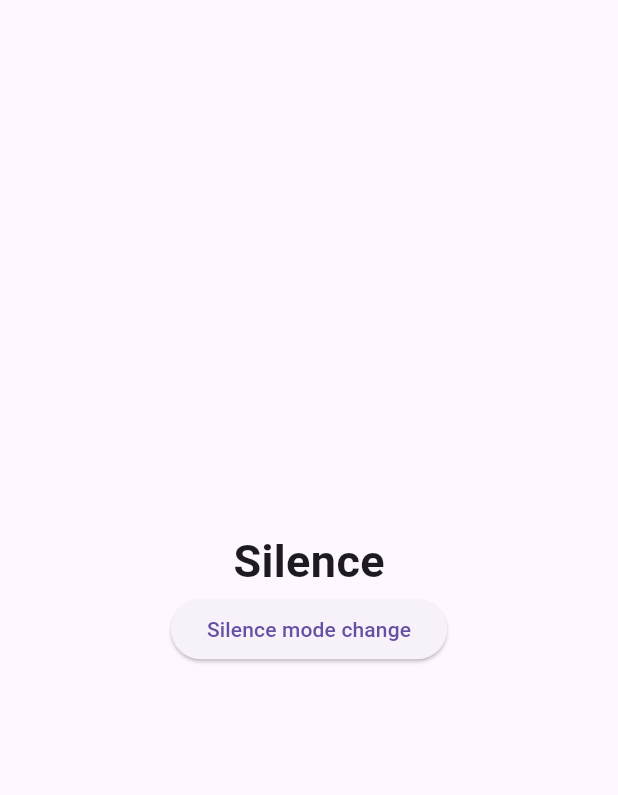
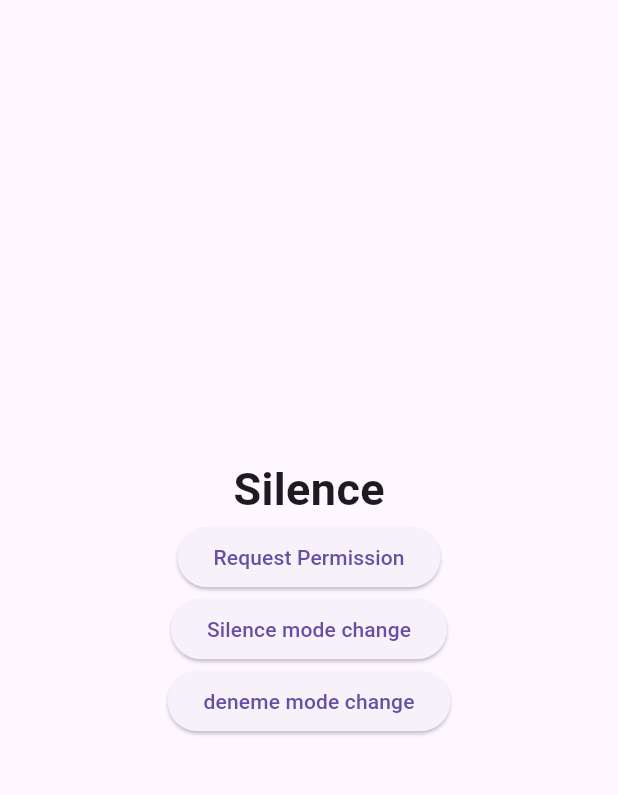
Before and after one commit to vexyverse/quiet-masjid, a Flutter app: the screen it shows after launch, after a tap on "Silence mode change", on a phone screen of 412 x 824 dp, the part 63-858 px from its top. Run offline on Flutter 3.47's test engine with Material 3 defaults, Android fonts, the light colour scheme and no system bars; missing offline and left inert: sound_mode.

Commit message:
quiet masjid

```diff
--- a/lib/features/silence/services/silence.dart
+++ b/lib/features/silence/services/silence.dart
@@ -1,31 +1,36 @@
-import 'package:flutter/services.dart';
-import 'package:audioplayers/audioplayers.dart';
+import 'package:sound_mode/sound_mode.dart';
+import 'package:sound_mode/utils/ringer_mode_statuses.dart';
 
 abstract class MosqueSoundControlStrategy {
-  void adjustVolume(AudioPlayer audioPlayer);
+  void adjustVolume(RingerModeStatus status);
 }
 
 class InMosqueSoundControlStrategy implements MosqueSoundControlStrategy {
   @override
-  void adjustVolume(AudioPlayer audioPlayer) {
-    audioPlayer.setVolume(0.0); // Silent in mosque
+  void adjustVolume(RingerModeStatus status) {
+    SoundMode.setSoundMode(RingerModeStatus.silent);
   }
 }
 
 class NormalSoundControlStrategy implements MosqueSoundControlStrategy {
   @override
-  void adjustVolume(AudioPlayer audioPlayer) {
-    audioPlayer.setVolume(100.0); // Normal volume level
+  void adjustVolume(RingerModeStatus status) {
+    SoundMode.setSoundMode(RingerModeStatus.normal);
   }
 }
 
 class MosqueSoundControl {
+  static final MosqueSoundControl _instance = MosqueSoundControl._internal();
+
+  factory MosqueSoundControl() {
+    return _instance;
+  }
+
+  MosqueSoundControl._internal();
   MosqueSoundControlStrategy? _strategy;
 
-  MosqueSoundControl(this._strategy);
-
-  void adjustSound(AudioPlayer audioPlayer) {
-    _strategy?.adjustVolume(audioPlayer);
+  void adjustSound(RingerModeStatus status) {
+    _strategy?.adjustVolume(RingerModeStatus.values[status.index]);
   }
 
   void setStrategy(MosqueSoundControlStrategy newStrategy) {
--- a/lib/features/silence/services/view/silence.dart
+++ /dev/null
@@ -1,28 +0,0 @@
-import "package:flutter/material.dart";
-
-//test for silence mod
-class SilenceView extends StatelessWidget {
-  const SilenceView({super.key});
-
-  @override
-  Widget build(BuildContext context) {
-    return Scaffold(
-      body: Center(
-        child: Column(
-          mainAxisAlignment: MainAxisAlignment.center,
-          children: <Widget>[
-            const Text(
-              'Silence',
-              style: TextStyle(
-                fontSize: 30,
-                fontWeight: FontWeight.bold,
-              ),
-            ),
-            ElevatedButton(
-                onPressed: () {}, child: const Text('Silence mode change')),
-          ],
-        ),
-      ),
-    );
-  }
-}
--- /dev/null
+++ b/lib/features/silence/view/silence.dart
@@ -0,0 +1,51 @@
+import "package:flutter/material.dart";
+import "package:quiet_masjid/features/silence/services/silence.dart";
+import "package:quiet_masjid/features/silence/view/silence_mixin.dart";
+
+//test for silence mod
+class SilenceView extends StatefulWidget {
+  const SilenceView({super.key});
+
+  @override
+  State<SilenceView> createState() => _SilenceViewState();
+}
+
+class _SilenceViewState extends State<SilenceView> with SilenceViewMixin {
+  @override
+  Widget build(BuildContext context) {
+    return Scaffold(
+      body: Center(
+        child: Column(
+          mainAxisAlignment: MainAxisAlignment.center,
+          children: <Widget>[
+            const Text(
+              'Silence',
+              style: TextStyle(
+                fontSize: 30,
+                fontWeight: FontWeight.bold,
+              ),
+            ),
+            ElevatedButton(
+              onPressed: () async {
+                permissionCheckRequest();
+              },
+              child: const Text('Request Permission'),
+            ),
+            ElevatedButton(
+              onPressed: () async {
+                setSilenceMode(InMosqueSoundControlStrategy());
+              },
+              child: const Text('Silence mode change'),
+            ),
+            ElevatedButton(
+              onPressed: () async {
+                deneme();
+              },
+              child: const Text('deneme mode change'),
+            ),
+          ],
+        ),
+      ),
+    );
+  }
+}
--- /dev/null
+++ b/lib/features/silence/view/silence_mixin.dart
@@ -0,0 +1,46 @@
+import 'package:flutter/material.dart';
+import 'package:flutter/services.dart';
+import 'package:quiet_masjid/features/silence/view/silence.dart';
+import 'package:quiet_masjid/features/silence/services/silence.dart';
+import 'package:sound_mode/permission_handler.dart';
+import 'package:sound_mode/sound_mode.dart';
+import 'package:sound_mode/utils/ringer_mode_statuses.dart';
+
+mixin SilenceViewMixin on State<SilenceView> {
+  MosqueSoundControlStrategy? _strategy;
+
+  @override
+  void initState() {
+    super.initState();
+    _strategy = NormalSoundControlStrategy(); // Initial strategy
+  }
+
+  void permissionCheckRequest() async {
+    bool? isGranted = await PermissionHandler.permissionsGranted;
+
+    if (isGranted != null && !isGranted) {
+      // Opens the Do Not Disturb Access settings to grant the access
+      await PermissionHandler.openDoNotDisturbSetting();
+    }
+  }
+
+// Handle Platform Exceptions for devices running above Android 6.0
+  Future<void> deneme() async {
+    try {
+      await SoundMode.setSoundMode(RingerModeStatus.silent);
+    } on PlatformException {
+      print('Please enable permissions required');
+    }
+  }
+
+  Future<void> setSilenceMode(MosqueSoundControlStrategy strategy) async {
+    setState(() {
+      _strategy = strategy;
+      MosqueSoundControl().setStrategy(strategy); // Update singleton strategy
+      MosqueSoundControl().adjustSound(RingerModeStatus.silent);
+    });
+  }
+
+  // You can optionally expose a getter for the current strategy
+  MosqueSoundControlStrategy? get currentStrategy => _strategy;
+}
--- a/lib/main.dart
+++ b/lib/main.dart
@@ -1,5 +1,5 @@
 import 'package:flutter/material.dart';
-import 'package:quiet_masjid/features/silence/services/view/silence.dart';
+import 'package:quiet_masjid/features/silence/view/silence.dart';
 
 void main() => runApp(const MyApp());
 
--- a/pubspec.yaml
+++ b/pubspec.yaml
@@ -35,7 +35,7 @@ dependencies:
   # The following adds the Cupertino Icons font to your application.
   # Use with the CupertinoIcons class for iOS style icons.
   cupertino_icons: ^1.0.6
-  audioplayers: ^6.0.0
+  sound_mode: ^3.0.0
 
 dev_dependencies:
   flutter_test:
```
Also changed, not shown: 1 other file.
